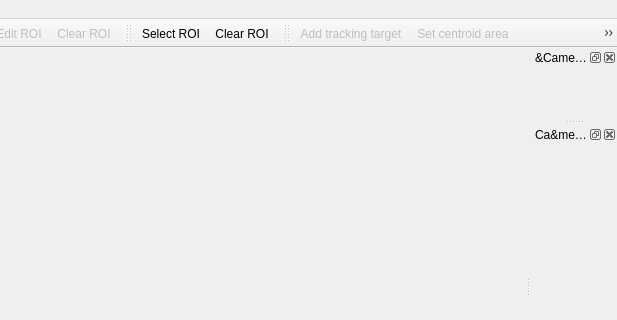
This is src/planetaryimager_mainwindow.ui in AstroMeters/PlanetaryImager as Qt 5 draws it before an edit; both pictures show x 380 to 997 and y 0 to 320 of the 997 by 546 pixel window. The edited form follows.
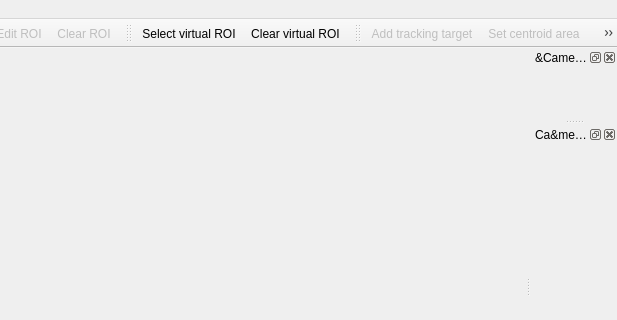
This is the edited form. Icons and pictures are not drawn.

What changed in the file:
```diff
--- a/src/planetaryimager_mainwindow.ui
+++ b/src/planetaryimager_mainwindow.ui
@@ -408,7 +408,7 @@
      <normaloff>:/resources/roi.png</normaloff>:/resources/roi.png</iconset>
    </property>
    <property name="text">
-    <string>&amp;Select ROI</string>
+    <string>&amp;Select virtual ROI</string>
    </property>
   </action>
   <action name="actionClear_ROIVirtual">
@@ -420,7 +420,7 @@
      <normaloff>:/resources/undo_roi.png</normaloff>:/resources/undo_roi.png</iconset>
    </property>
    <property name="text">
-    <string>&amp;Clear ROI</string>
+    <string>&amp;Clear virtual ROI</string>
    </property>
   </action>
   <action name="actionQuit">
```
Left out of the diff: 31 changed lines with no effect on the pictures.
